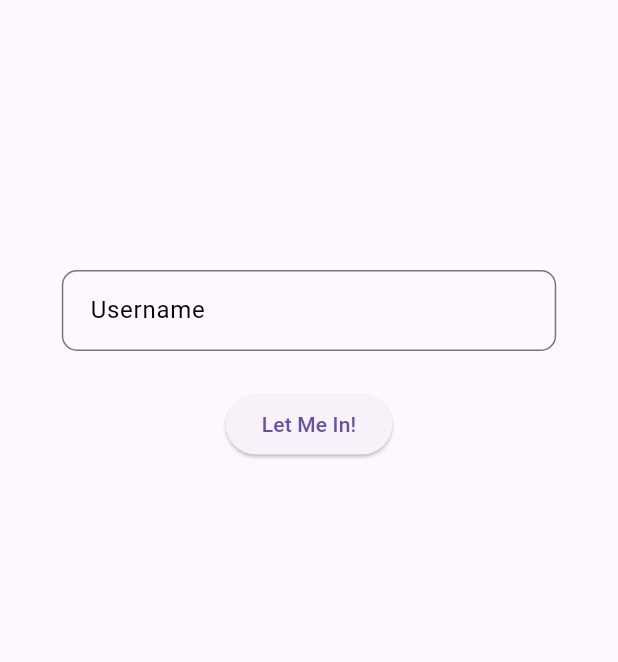
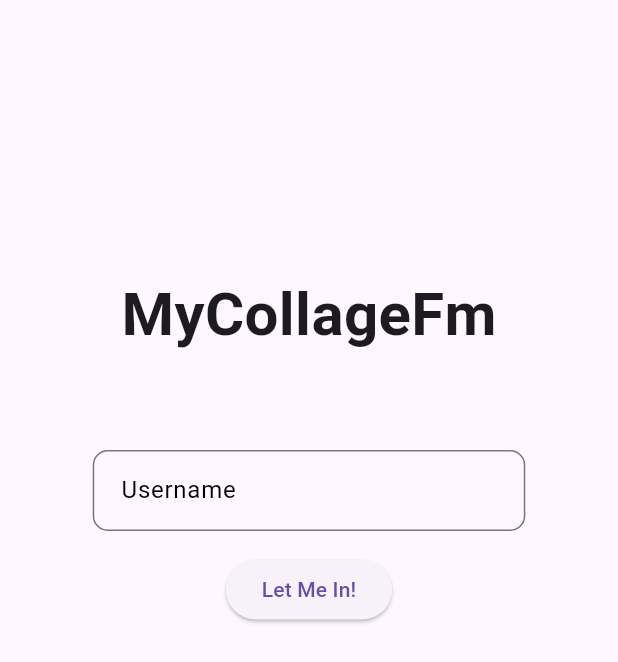
Before and after one commit to vlopess/MyCollageFm, a Flutter app: the screen it shows after launch, on a phone screen of 412 x 824 dp. Shown: the top 662 px of the screen. Run offline on Flutter 3.47's test engine with Material 3 defaults, Android fonts, the light colour scheme and no system bars; our stand-ins replace lottie; Roboto replaces fonts that are missing (Barlow).

Commit message:
#1 - Login Page feita e finalizada.

```diff
--- a/lib/pages/login_page.dart
+++ b/lib/pages/login_page.dart
@@ -1,5 +1,7 @@
 import 'package:flutter/material.dart';
 import 'package:my_collage_fm/components/textField.dart';
+import 'package:my_collage_fm/controllers/LoginController.dart';
+import 'package:my_collage_fm/pages/home/home_page.dart';
 import 'package:my_collage_fm/utils/couleurs.dart';
 import 'package:my_collage_fm/widgets/Loading.dart';
 import 'package:my_collage_fm/widgets/WaveClipperBottom.dart';
@@ -13,15 +15,18 @@ class Login extends StatefulWidget {
 }
 
 class _LoginState extends State<Login> {
-  bool onclick = true;
+  bool tapped = false;
+  final _formKey = GlobalKey<FormState>();
+  LoginController controller = LoginController();
   @override
   Widget build(BuildContext context) {
     double? width = MediaQuery.of(context).size.width;
-    return  SafeArea(
-      child: Scaffold(
-        backgroundColor: Couleurs.backgroundColor,
-        body: Column(
-          mainAxisAlignment: MainAxisAlignment.center,
+    double? height = MediaQuery.of(context).size.height;
+    return  Scaffold(
+      backgroundColor: Couleurs.grey200,
+      body: SafeArea(
+        child: SingleChildScrollView(
+          child: Column(
             children: [
               Stack(
                 children: [
@@ -29,7 +34,7 @@ class _LoginState extends State<Login> {
                     clipper: WaveClipperTop(),
                     child: Container(
                       color: Couleurs.primaryColor,
-                    height: 150,
+                      height: 100,
                       width: width,
                     ),
                   ),
@@ -39,45 +44,64 @@ class _LoginState extends State<Login> {
                       clipper: WaveClipperTop(),
                       child: Container(
                         color: Couleurs.primaryColor,
-                      height: 180,
+                        height: 120,
                         width: width,
                       ),
                     ),
                   ),
                 ],
               ),
-            Center(
-              child: SizedBox(
-                width: width * 0.80,
+              SizedBox(
+                height: height * 0.65,
+                child: Column(
+                  children: [
+                    const SizedBox(
+                      height: 180,
+                      child: Center(
+                        child: Text(
+                          "MyCollageFm",
+                          style: TextStyle(
+                            fontSize: 40,
+                            fontWeight: FontWeight.bold,
+                            color: Couleurs.primaryColor,
+                            fontFamily: "Barlow"
+                          ),
+                        ),
+                      ),
+                    ),
+                    SizedBox(
+                      width: width * 0.70,
+                      child: Form(
+                        key: _formKey,
                         child: textField(
-                  title: 'Username'
+                          title: 'Username',
+                          controller: controller.crtUsername
                         ),
                       ),
                     ),
                     Padding(
-              padding: const EdgeInsets.all(25.0),
-              child: Visibility(
-                visible: onclick,
-                child: ElevatedButton(
+                      padding: const EdgeInsets.all(15.0),
+                      child:tapped ? const Loading(width: 50) :
+                      ElevatedButton(
                         style: ElevatedButton.styleFrom(backgroundColor: Couleurs.primaryColor),
-                  onPressed: () {
+                        onPressed: () async {
+
+                          if(_formKey.currentState!.validate()){
                             setState(() {
-                      onclick = !onclick;
+                              tapped = !tapped;
                             });
+                            await controller.getUser().then((user) => Navigator.pushReplacement(context, MaterialPageRoute(builder: (context) => Home(user: user)))
+                            );
+                          }
                         },
-                  child: const  Text('Let Me In!')),
+                        child: const  Text('Let Me In!', style: TextStyle(fontFamily: "Barlow")
+                        )
                       ),
                     ),
-            Visibility(
-              visible: !onclick,
-              child: const Padding(
-                padding: EdgeInsets.all(25.0),
-                child:  Loading(width: 50),
+                  ],
                 ),
               ),
-            Expanded(
-              flex: 1,
-              child: Stack(
+              Stack(
                 alignment: AlignmentDirectional.bottomEnd,
                 children: [
                   Opacity(
@@ -101,8 +125,8 @@ class _LoginState extends State<Login> {
                   ),
                 ],
               ),
+            ],
           ),
-          ],
         ),
       ),
     );
```
Lines whose indentation alone changed are shown as unchanged.
